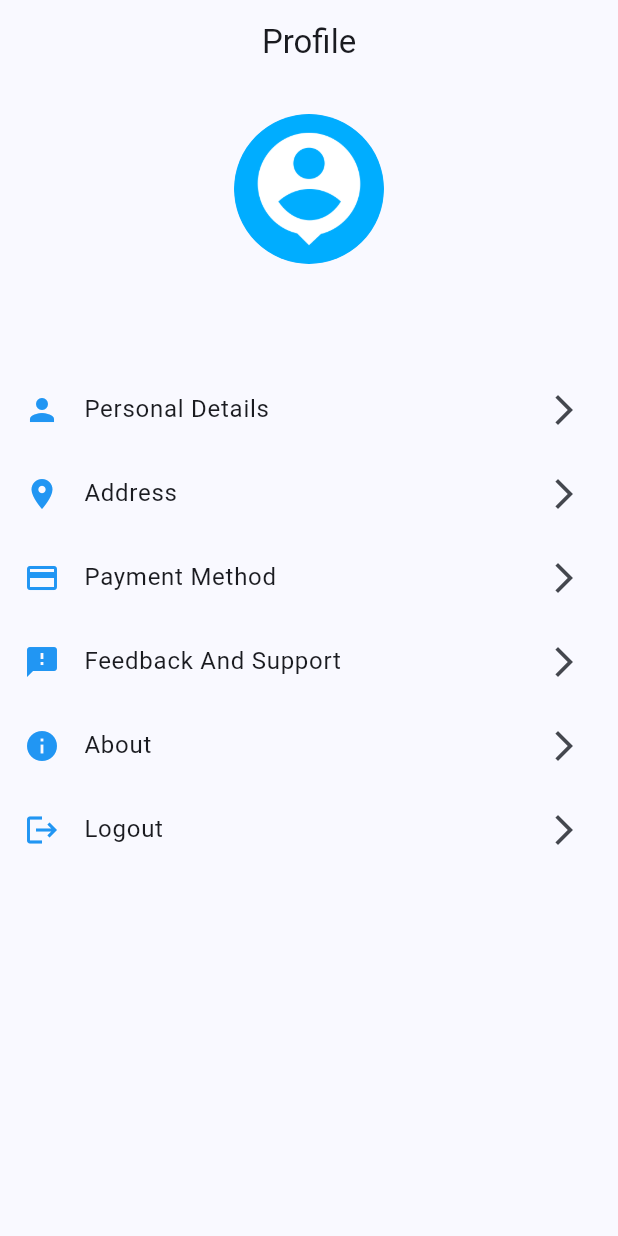
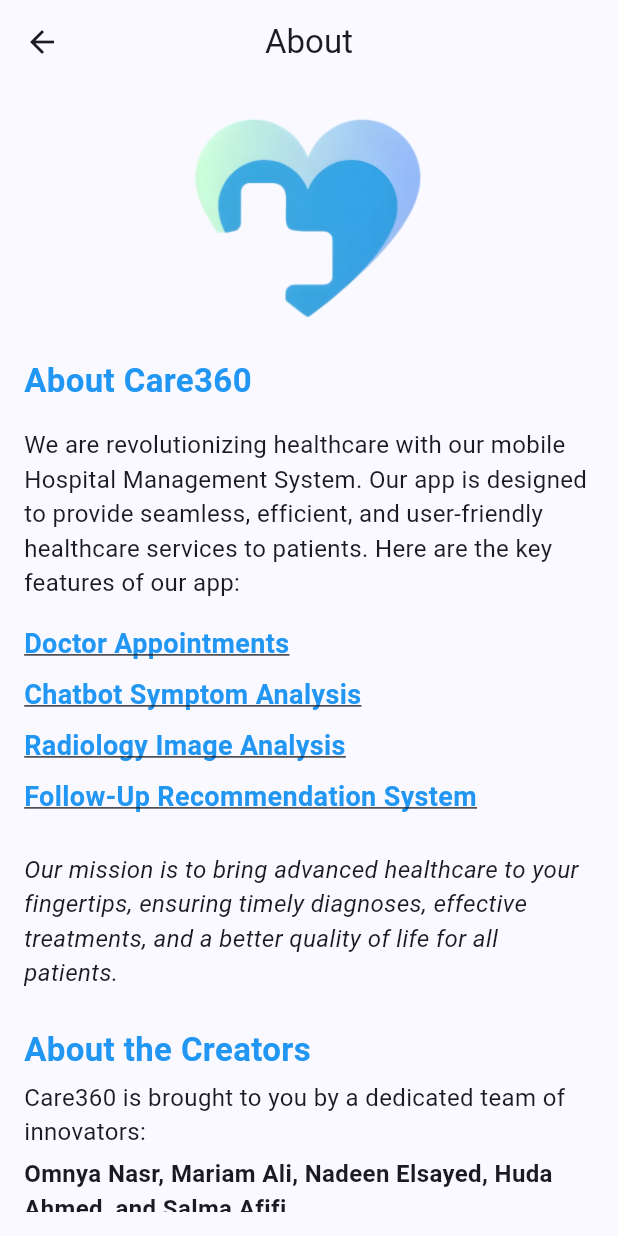
Before and after one commit to Omnyanasr/Hospital-Management, a Flutter app: the PatientProfilePage screen opened by its route, after a tap on "About", on a phone screen of 412 x 824 dp. Run offline on Flutter 3.47's test engine with Material 3 defaults, Android fonts, the phone set to English and light mode, and no system bars; our stand-ins replace cloud_firestore, firebase_auth, firebase_core, firebase_storage, get, google_sign_in and 3 more; accounts and stored records are empty.

Commit message:
Add About page

```diff
--- a/lib/main.dart
+++ b/lib/main.dart
@@ -18,6 +18,8 @@
 import 'package:hospital_managment_project/view/auth/login.dart';
 import 'package:hospital_managment_project/view/auth/signup.dart';
 import 'package:hospital_managment_project/view/pages/appointmentpage.dart';
+import 'package:hospital_managment_project/view/about_page.dart';
+
 
 Future<void> main() async {
   WidgetsFlutterBinding.ensureInitialized();
@@ -84,6 +86,8 @@
         GetPage(name: '/payment', page: () => const PaymentScreen()),
         GetPage(name: '/onboarding_info', page: () => OnboardingScreenInfo()),
         GetPage(name: '/info', page: () => AccountInformationPage()),
+        GetPage(name: '/about', page: () => AboutPage()),
+
       ],
     );
   }
--- /dev/null
+++ b/lib/view/about_page.dart
@@ -0,0 +1,142 @@
+import 'package:flutter/material.dart';
+
+class AboutPage extends StatefulWidget {
+  @override
+  _AboutPageState createState() => _AboutPageState();
+}
+
+class _AboutPageState extends State<AboutPage> {
+  // Track the expanded feature
+  int? _expandedFeatureIndex;
+
+  @override
+  Widget build(BuildContext context) {
+    final features = [
+      {
+        "title": "Doctor Appointments",
+        "description":
+        "Users can book appointments with doctors of their choice, ensuring hassle-free scheduling."
+      },
+      {
+        "title": "Chatbot Symptom Analysis",
+        "description":
+        "Our intelligent chatbot allows users to describe their symptoms. Based on the input, the chatbot recommends the appropriate doctor."
+      },
+      {
+        "title": "Radiology Image Analysis",
+        "description":
+        "Patients can upload radiology images to the system, which detects cancer (if present), identifies its type (e.g., benign or malignant), and highlights the affected area in the image."
+      },
+      {
+        "title": "Follow-Up Recommendation System",
+        "description":
+        "Based on diagnoses, our app provides actionable follow-up suggestions, such as scheduling biopsies, referring to specialists, or implementing monitoring protocols. It also offers lifestyle recommendations and tracks patient health over time."
+      },
+    ];
+
+    return Scaffold(
+      appBar: AppBar(
+        title: const Text('About'),
+        centerTitle: true,
+      ),
+      body: Padding(
+        padding: const EdgeInsets.all(16.0),
+        child: SingleChildScrollView(
+          child: Column(
+            crossAxisAlignment: CrossAxisAlignment.start,
+            children: [
+              Center(
+                child: Column(
+                  children: [
+                    Image.asset(
+                      'assets/logo.png',
+                      height: 150,
+                    ),
+                  ],
+                ),
+              ),
+              const SizedBox(height: 16),
+              const Text(
+                'About Care360',
+                style: TextStyle(
+                  fontSize: 22,
+                  fontWeight: FontWeight.bold,
+                  color: Colors.blue,
+                ),
+              ),
+              const SizedBox(height: 16),
+              const Text(
+                'We are revolutionizing healthcare with our mobile Hospital Management System. Our app is designed to provide seamless, efficient, and user-friendly healthcare services to patients. Here are the key features of our app:',
+                style: TextStyle(fontSize: 16),
+              ),
+              const SizedBox(height: 16),
+              // Features list
+              ...features.asMap().entries.map((entry) {
+                int index = entry.key;
+                Map<String, String> feature = entry.value;
+                return Column(
+                  crossAxisAlignment: CrossAxisAlignment.start,
+                  children: [
+                    GestureDetector(
+                      onTap: () {
+                        setState(() {
+                          _expandedFeatureIndex =
+                          _expandedFeatureIndex == index ? null : index;
+                        });
+                      },
+                      child: Text(
+                        feature["title"]!,
+                        style: TextStyle(
+                          fontSize: 18,
+                          fontWeight: FontWeight.bold,
+                          color: Colors.blue, // Blue text for clickable effect
+                          decoration: TextDecoration.underline, // Underline effect
+                        ),
+                      ),
+                    ),
+                    if (_expandedFeatureIndex == index)
+                      Padding(
+                        padding: const EdgeInsets.only(top: 8.0),
+                        child: Text(
+                          feature["description"]!,
+                          style: const TextStyle(fontSize: 16),
+                        ),
+                      ),
+                    const SizedBox(height: 8),
+                  ],
+                );
+              }),
+              const SizedBox(height: 16),
+              const Text(
+                'Our mission is to bring advanced healthcare to your fingertips, ensuring timely diagnoses, effective treatments, and a better quality of life for all patients.',
+                style: TextStyle(fontSize: 16, fontStyle: FontStyle.italic),
+              ),
+              const SizedBox(height: 24),
+              const Text(
+                'About the Creators',
+                style: TextStyle(
+                  fontSize: 22,
+                  fontWeight: FontWeight.bold,
+                  color: Colors.blue,
+                ),
+              ),
+              const SizedBox(height: 5),
+              const Text(
+                'Care360 is brought to you by a dedicated team of innovators:',
+                style: TextStyle(fontSize: 16),
+              ),
+              const SizedBox(height: 5),
+              const Text(
+                'Omnya Nasr, Mariam Ali, Nadeen Elsayed, Huda Ahmed, and Salma Afifi.',
+                style: TextStyle(
+                  fontSize: 16,
+                  fontWeight: FontWeight.bold,
+                ),
+              ),
+            ],
+          ),
+        ),
+      ),
+    );
+  }
+}
--- a/lib/view/account/patient_profile_page.dart
+++ b/lib/view/account/patient_profile_page.dart
@@ -77,8 +77,8 @@
             icon: Icons.info,
             title: 'About',
             onTap: () {
-              // Implement navigation or action for About
-            },
+              Get.toNamed("/about");
+              },
           ),
           _buildProfileOption(
             icon: Icons.logout,
--- a/pubspec.yaml
+++ b/pubspec.yaml
@@ -89,6 +89,7 @@
      - assets/robot.png
      - assets/roboth.png
      - assets/robothp.png
+     - assets/logo.png
      - assets/homebg.jpg
      - assets/account.png
      - assets/visa.png
```
Also changed, not shown: assets/logo.png (added).
